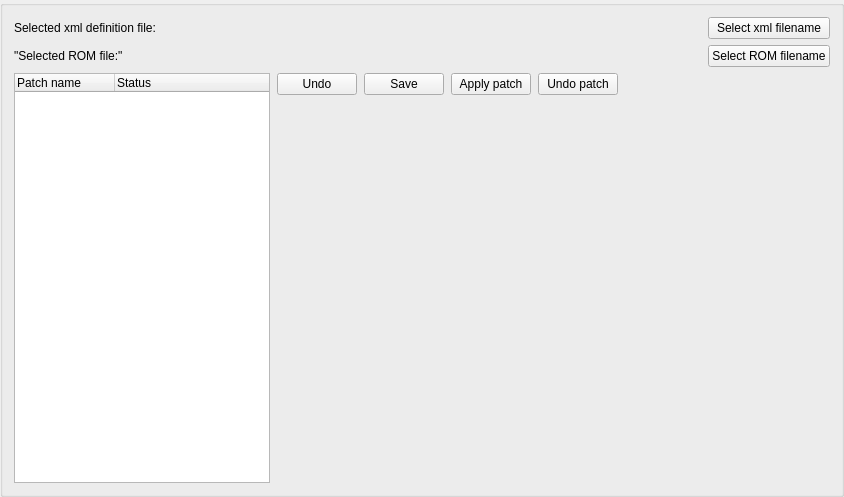
Above: src/widgets/Patcher/patcher.ui from DowJhob/Evo-live-map before the change. Below: the same form after it.
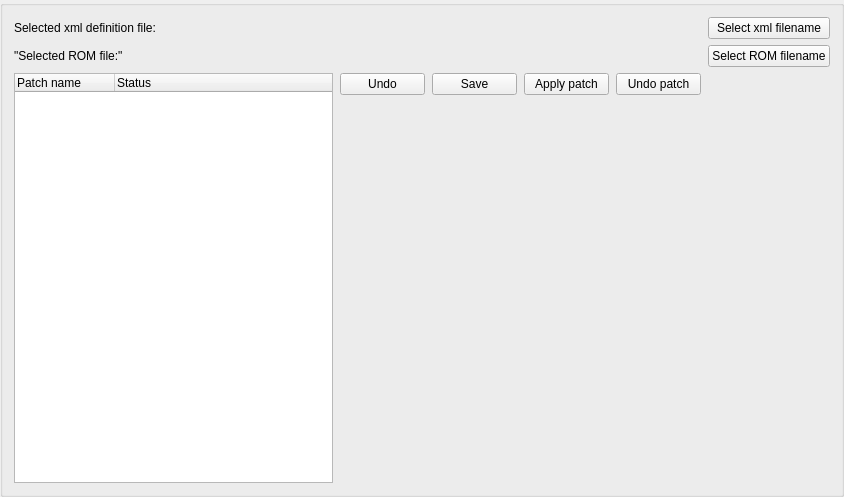
That is the form after the change.

```diff
--- a/src/widgets/Patcher/patcher.ui
+++ b/src/widgets/Patcher/patcher.ui
@@ -36,7 +36,7 @@
      </property>
     </widget>
    </item>
-   <item row="2" column="0" rowspan="2">
+   <item row="2" column="0" colspan="3" rowspan="2">
     <widget class="QTreeWidget" name="treeWidget">
      <property name="sizePolicy">
       <sizepolicy hsizetype="Minimum" vsizetype="Expanding">
@@ -91,7 +91,7 @@
      </property>
     </widget>
    </item>
-   <item row="2" column="1">
+   <item row="2" column="3">
     <widget class="QPushButton" name="Undo_pushButton">
      <property name="sizePolicy">
       <sizepolicy hsizetype="Minimum" vsizetype="Fixed">
@@ -104,21 +104,21 @@
      </property>
     </widget>
    </item>
-   <item row="2" column="2">
+   <item row="2" column="4">
     <widget class="QPushButton" name="Save_pushButton">
      <property name="text">
       <string>Save</string>
      </property>
     </widget>
    </item>
-   <item row="2" column="3">
+   <item row="2" column="5">
     <widget class="QPushButton" name="Apply_pushButton">
      <property name="text">
       <string>Apply patch</string>
      </property>
     </widget>
    </item>
-   <item row="2" column="4">
+   <item row="2" column="6">
     <widget class="QPushButton" name="Undo_patch_pushButton">
      <property name="text">
       <string>Undo patch</string>
```
